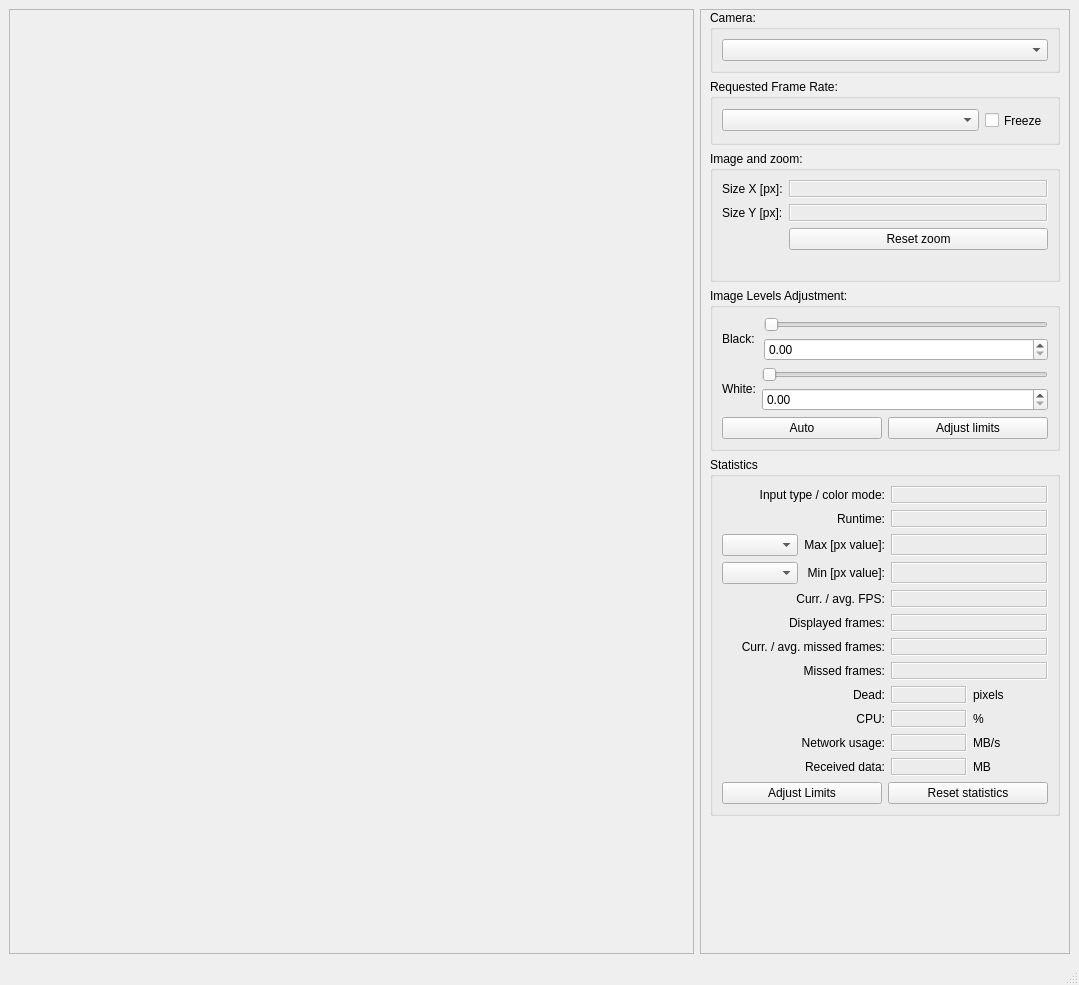
Old version of the form c2dataviewer/ui/imagev.ui in the repository epics-extensions/c2dataviewer.
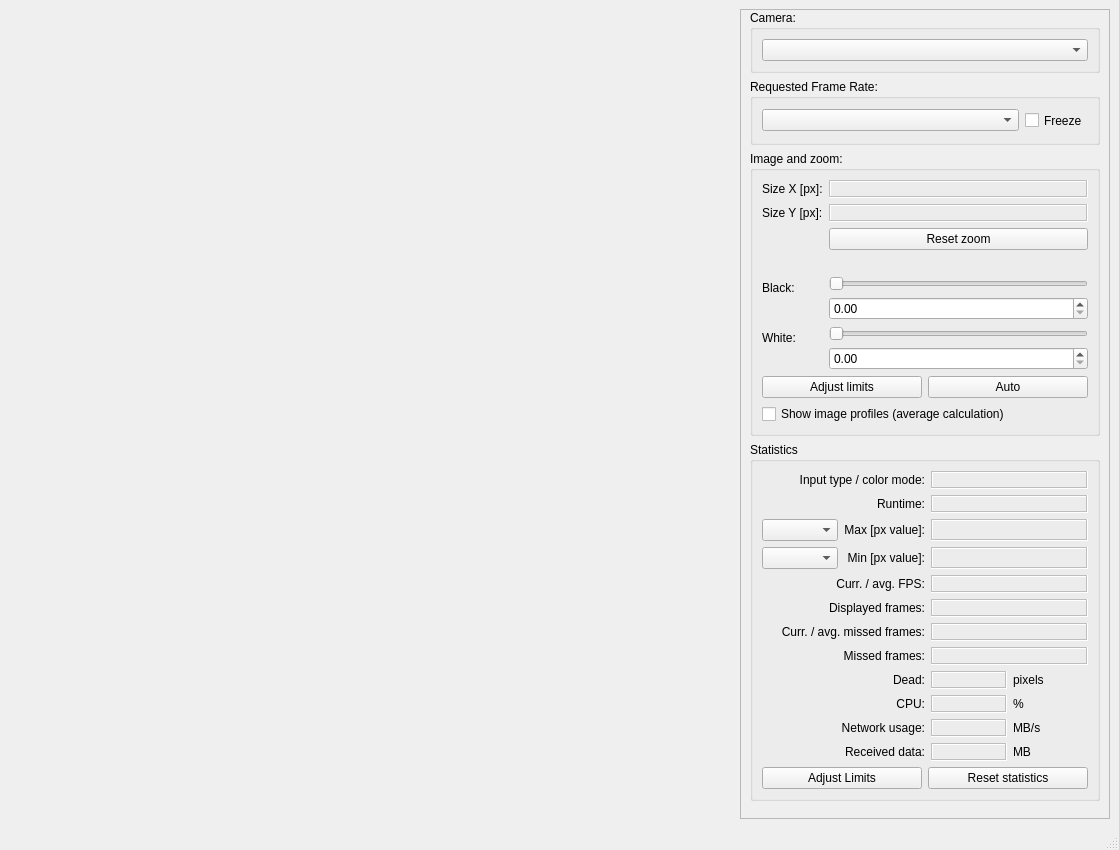
New version of the form. Custom widgets are drawn as their Qt base class.

Commit message: Resolve "Plot horizontal and vertical profile in image"

```diff
--- a/c2dataviewer/ui/imagev.ui
+++ b/c2dataviewer/ui/imagev.ui
@@ -6,42 +6,29 @@
    <rect>
     <x>0</x>
     <y>0</y>
-    <width>1079</width>
-    <height>985</height>
+    <width>1119</width>
+    <height>850</height>
    </rect>
   </property>
   <property name="windowTitle">
    <string>C2DataViewer - AD Image</string>
   </property>
   <widget class="QWidget" name="centralwidget">
-   <layout class="QHBoxLayout" name="horizontalLayout">
-    <item>
-     <widget class="QFrame" name="frame">
-      <property name="sizePolicy">
-       <sizepolicy hsizetype="MinimumExpanding" vsizetype="MinimumExpanding">
-        <horstretch>0</horstretch>
-        <verstretch>0</verstretch>
-       </sizepolicy>
-      </property>
-      <property name="minimumSize">
-       <size>
-        <width>600</width>
-        <height>600</height>
-       </size>
+   <layout class="QGridLayout" name="gridLayout_3">
+    <property name="sizeConstraint">
+     <enum>QLayout::SetMinimumSize</enum>
+    </property>
+    <item row="0" column="0">
+     <layout class="QGridLayout" name="canvasGrid">
+      <property name="sizeConstraint">
+       <enum>QLayout::SetMaximumSize</enum>
       </property>
-      <property name="frameShape">
-       <enum>QFrame::StyledPanel</enum>
-      </property>
-      <property name="frameShadow">
-       <enum>QFrame::Raised</enum>
-      </property>
-      <layout class="QVBoxLayout" name="verticalLayout_12">
-       <item>
+      <item row="1" column="1">
         <widget class="ImagePlotWidget" name="imageWidget" native="true">
          <property name="sizePolicy">
-          <sizepolicy hsizetype="MinimumExpanding" vsizetype="MinimumExpanding">
-           <horstretch>3</horstretch>
-           <verstretch>0</verstretch>
+         <sizepolicy hsizetype="Expanding" vsizetype="Expanding">
+          <horstretch>100</horstretch>
+          <verstretch>100</verstretch>
           </sizepolicy>
          </property>
          <property name="minimumSize">
@@ -52,10 +39,41 @@
          </property>
         </widget>
        </item>
-      </layout>
-     </widget>
+      <item row="1" column="0">
+       <widget class="PlotWidget" name="yProfilePlot" native="true">
+        <property name="sizePolicy">
+         <sizepolicy hsizetype="Preferred" vsizetype="Preferred">
+          <horstretch>0</horstretch>
+          <verstretch>0</verstretch>
+         </sizepolicy>
+        </property>
+        <property name="minimumSize">
+         <size>
+          <width>60</width>
+          <height>0</height>
+         </size>
+        </property>
+        <property name="acceptDrops">
+         <bool>false</bool>
+        </property>
+        <property name="styleSheet">
+         <string notr="true">border-color: rgb(252, 233, 79);</string>
+        </property>
+       </widget>
+      </item>
+      <item row="0" column="1">
+       <widget class="PlotWidget" name="xProfilePlot" native="true">
+        <property name="minimumSize">
+         <size>
+          <width>0</width>
+          <height>50</height>
+         </size>
+        </property>
+       </widget>
+      </item>
+     </layout>
     </item>
-    <item>
+    <item row="0" column="1" rowspan="2">
      <widget class="QWidget" name="widget" native="true">
       <property name="sizePolicy">
        <sizepolicy hsizetype="Fixed" vsizetype="Preferred">
@@ -98,8 +116,8 @@
            <rect>
             <x>0</x>
             <y>0</y>
-            <width>368</width>
-            <height>921</height>
+            <width>354</width>
+            <height>872</height>
            </rect>
           </property>
           <layout class="QVBoxLayout" name="verticalLayout_11">
@@ -186,14 +204,17 @@
               <string>Image and zoom:</string>
              </property>
              <layout class="QFormLayout" name="formLayout_5">
-              <item row="0" column="0">
+              <property name="formAlignment">
+               <set>Qt::AlignLeading|Qt::AlignLeft|Qt::AlignVCenter</set>
+              </property>
+              <item row="1" column="0">
                <widget class="QLabel" name="label_2">
                 <property name="text">
                  <string>Size X [px]:</string>
                 </property>
                </widget>
               </item>
-              <item row="0" column="1">
+              <item row="1" column="1">
                <widget class="QLabel" name="lblXsize">
                 <property name="enabled">
                  <bool>false</bool>
@@ -218,14 +239,14 @@
                 </property>
                </widget>
               </item>
-              <item row="1" column="0">
+              <item row="2" column="0">
                <widget class="QLabel" name="label_5">
                 <property name="text">
                  <string>Size Y [px]:</string>
                 </property>
                </widget>
               </item>
-              <item row="1" column="1">
+              <item row="2" column="1">
                <widget class="QLabel" name="lblYsize">
                 <property name="enabled">
                  <bool>false</bool>
@@ -250,7 +271,7 @@
                 </property>
                </widget>
               </item>
-              <item row="2" column="1">
+              <item row="3" column="1">
                <widget class="QPushButton" name="resetZoomButton">
                 <property name="sizePolicy">
                  <sizepolicy hsizetype="Preferred" vsizetype="Fixed">
@@ -263,7 +284,7 @@
                 </property>
                </widget>
               </item>
-              <item row="3" column="0" colspan="2">
+              <item row="4" column="0" colspan="2">
                <widget class="QLabel" name="zoomStatusLabel">
                 <property name="sizePolicy">
                  <sizepolicy hsizetype="Preferred" vsizetype="Fixed">
@@ -276,37 +297,14 @@
                 </property>
                </widget>
               </item>
-             </layout>
-            </widget>
-           </item>
-           <item>
-            <widget class="QGroupBox" name="groupBox_6">
-             <property name="sizePolicy">
-              <sizepolicy hsizetype="Preferred" vsizetype="Preferred">
-               <horstretch>0</horstretch>
-               <verstretch>0</verstretch>
-              </sizepolicy>
-             </property>
-             <property name="maximumSize">
-              <size>
-               <width>16777215</width>
-               <height>16777215</height>
-              </size>
-             </property>
-             <property name="title">
-              <string>Image Levels Adjustment:</string>
-             </property>
-             <layout class="QVBoxLayout" name="verticalLayout_2">
-              <item>
-               <layout class="QHBoxLayout" name="horizontalLayout_11">
-                <item>
+              <item row="5" column="0">
                  <widget class="QLabel" name="label_6">
                   <property name="text">
                    <string>Black: </string>
                   </property>
                  </widget>
                 </item>
-                <item>
+              <item row="5" column="1">
                  <layout class="QVBoxLayout" name="verticalLayout_6">
                   <item>
                    <widget class="QSlider" name="imageBlackSlider">
@@ -320,18 +318,14 @@
                   </item>
                  </layout>
                 </item>
-               </layout>
-              </item>
-              <item>
-               <layout class="QHBoxLayout" name="horizontalLayout_13">
-                <item>
+              <item row="6" column="0">
                  <widget class="QLabel" name="label_19">
                   <property name="text">
                    <string>White:</string>
                   </property>
                  </widget>
                 </item>
-                <item>
+              <item row="6" column="1">
                  <layout class="QVBoxLayout" name="verticalLayout_7">
                   <item>
                    <widget class="QSlider" name="imageWhiteSlider">
@@ -345,17 +339,18 @@
                   </item>
                  </layout>
                 </item>
-               </layout>
-              </item>
-              <item>
-               <layout class="QHBoxLayout" name="horizontalLayout_12">
-                <item>
-                 <widget class="QPushButton" name="imageAutoAdjust">
+              <item row="8" column="0" colspan="2">
+               <widget class="QCheckBox" name="cbShowProfiles">
+                <property name="enabled">
+                 <bool>true</bool>
+                </property>
                   <property name="text">
-                   <string>Auto</string>
+                 <string>Show image profiles (average calculation)</string>
                   </property>
                  </widget>
                 </item>
+              <item row="7" column="0" colspan="2">
+               <layout class="QHBoxLayout" name="horizontalLayout">
                 <item>
                  <widget class="QPushButton" name="imageLimitsAdjust">
                   <property name="text">
@@ -363,6 +358,13 @@
                   </property>
                  </widget>
                 </item>
+                <item>
+                 <widget class="QPushButton" name="imageAutoAdjust">
+                  <property name="text">
+                   <string>Auto</string>
+                  </property>
+                 </widget>
+                </item>
                </layout>
               </item>
              </layout>
@@ -809,7 +811,13 @@
   <customwidget>
    <class>ImagePlotWidget</class>
    <extends>QWidget</extends>
-   <header>c2dataviewer.view.image_display</header>
+   <header>c2dataviewer/view/image_display.h</header>
+   <container>1</container>
+  </customwidget>
+  <customwidget>
+   <class>PlotWidget</class>
+   <extends>QWidget</extends>
+   <header>pyqtgraph</header>
    <container>1</container>
   </customwidget>
  </customwidgets>
```
Left out of the diff: 2 changed lines with no effect on the pictures. Lines whose indentation alone changed are shown as unchanged. The commit also changes 9 other files.
